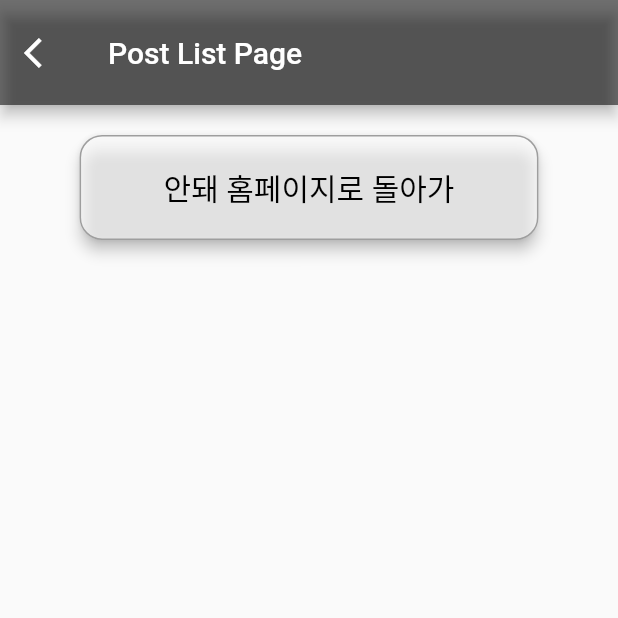
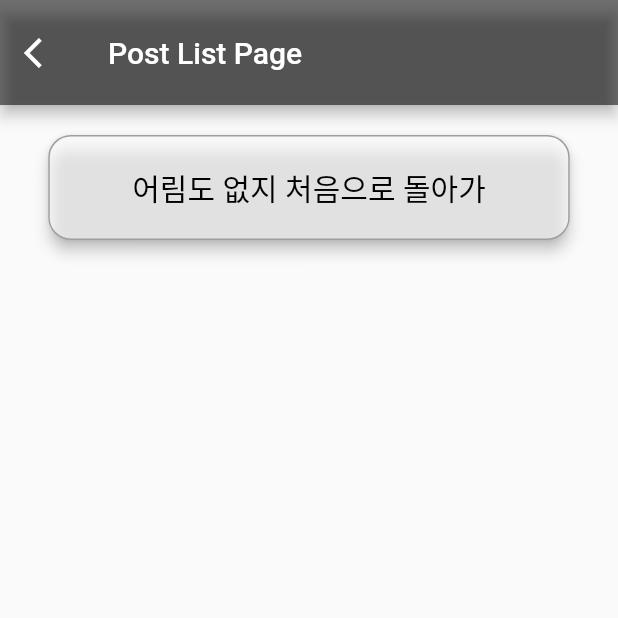
Before and after one commit to sumin04/amuz-flutter-project-1, a Flutter app: the SecondPage screen opened directly with empty values, on a phone screen of 412 x 824 dp, the top half of it. Run offline on Flutter 3.47's test engine with Material 2 defaults, Android fonts, the phone set to English and light mode, and no system bars; our stand-ins replace get, go_router.

```diff
--- a/lib/pages/second_page.dart
+++ b/lib/pages/second_page.dart
@@ -17,7 +17,6 @@ class SecondPageState extends State<SecondPage> {
     appBar: AppBar(title: const Text('Post List Page'),
       toolbarHeight: 70,
       backgroundColor: Colors.black54,
-
       leading: IconButton(
         icon: Icon(Icons.arrow_back_ios),
         // 뒤로가기 버튼
@@ -44,7 +43,7 @@ class SecondPageState extends State<SecondPage> {
             onPressed: () => context.go('/'),
             child: Container(
               padding: EdgeInsets.fromLTRB(40, 20, 40, 20),
-              child: Text('안돼 홈페이지로 돌아가',
+              child: Text('어림도 없지 처음으로 돌아가',
                 style: TextStyle(fontWeight: FontWeight.normal,fontSize: 20, color: Colors.black),
               ),
             ),
```
